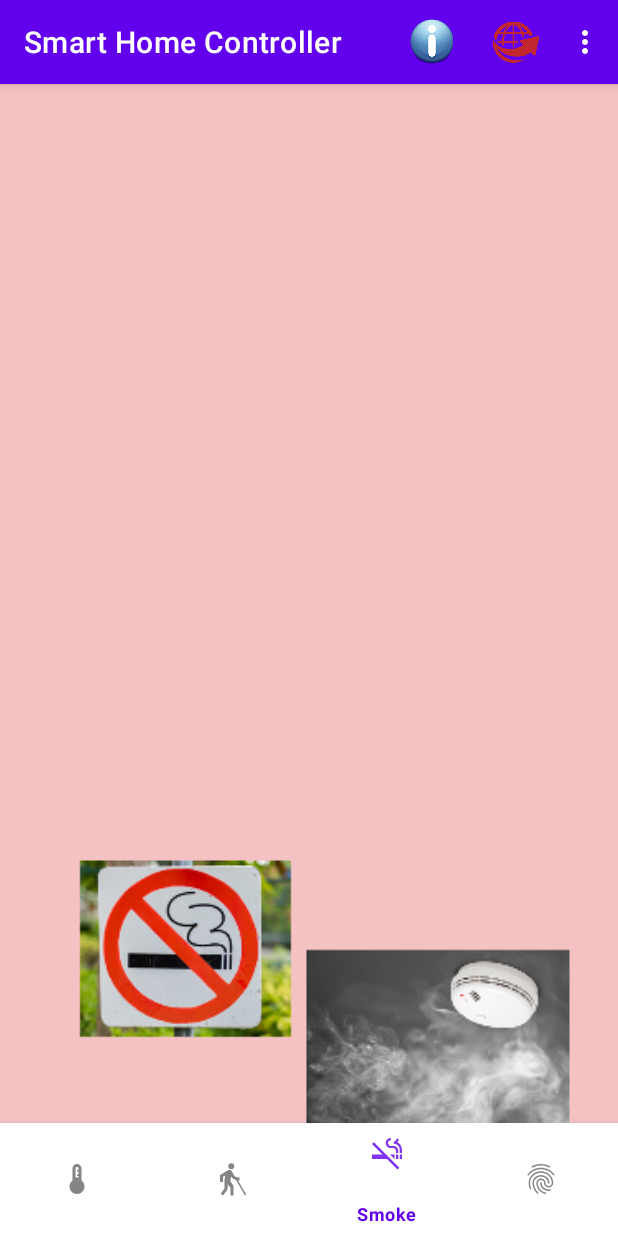
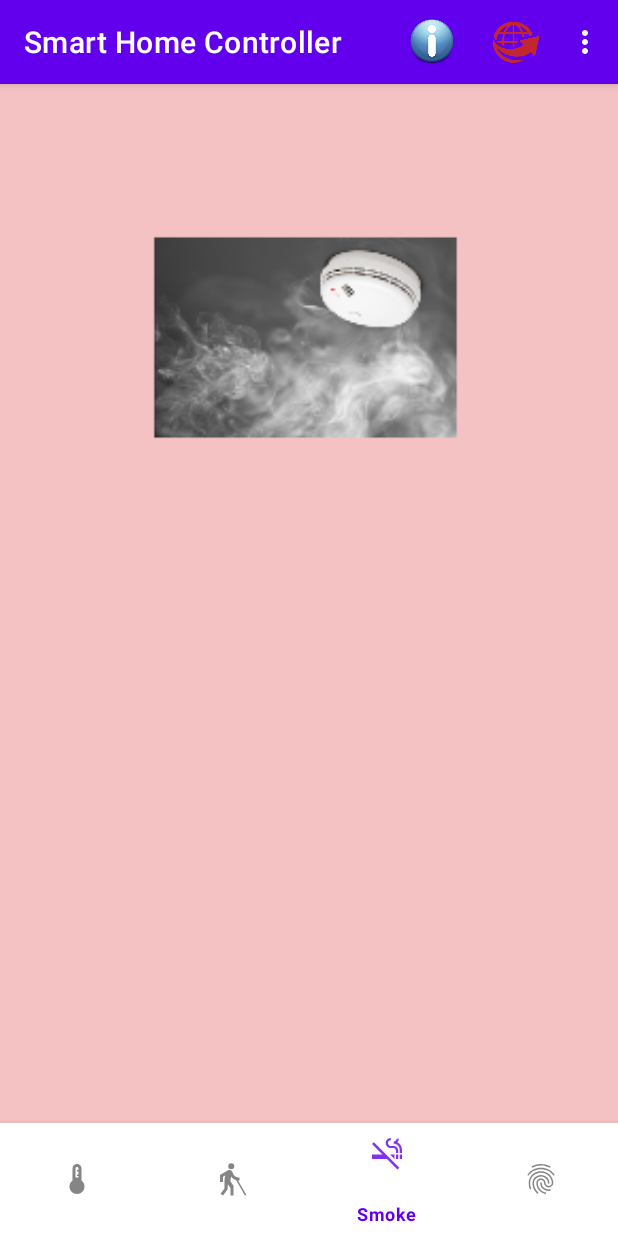
Before and after one commit to SafwanShaib3815/SHC-Software, an Android app: the screen it shows after launch (T3MainActivity), item 3 of the bottom bar chosen, on a phone screen of 412 x 824 dp. Run offline under Robolectric (Android 15) with nearby library versions, the phone set to English and light mode, and no system bars.

Commit message:
Updated xml files to improve the app design

```diff
--- a/HomeCTRL/src/main/res/layout/fragment_motion.xml
+++ b/HomeCTRL/src/main/res/layout/fragment_motion.xml
@@ -14,10 +14,10 @@
 
     <ImageView
         android:id="@+id/imageView"
-        android:layout_width="409dp"
+        android:layout_width="357dp"
         android:layout_height="275dp"
-        android:layout_marginStart="4dp"
-        android:layout_marginBottom="44dp"
+        android:layout_marginStart="24dp"
+        android:layout_marginBottom="440dp"
         app:layout_constraintBottom_toBottomOf="parent"
         app:layout_constraintStart_toStartOf="parent"
         app:srcCompat="@mipmap/motion_foreground" />
--- a/HomeCTRL/src/main/res/layout/fragment_r_f_i_d.xml
+++ b/HomeCTRL/src/main/res/layout/fragment_r_f_i_d.xml
@@ -16,7 +16,7 @@
         android:layout_width="307dp"
         android:layout_height="259dp"
         android:layout_marginEnd="52dp"
-        android:layout_marginBottom="28dp"
+        android:layout_marginBottom="444dp"
         app:layout_constraintBottom_toBottomOf="parent"
         app:layout_constraintEnd_toEndOf="parent"
         app:srcCompat="@mipmap/r_f_i_d_foreground" />
--- a/HomeCTRL/src/main/res/layout/fragment_smoke.xml
+++ b/HomeCTRL/src/main/res/layout/fragment_smoke.xml
@@ -13,21 +13,11 @@
 
 
     <ImageView
-        android:id="@+id/imageView2"
-        android:layout_width="239dp"
-        android:layout_height="178dp"
-        android:layout_marginStart="4dp"
-        android:layout_marginTop="488dp"
-        app:layout_constraintStart_toStartOf="parent"
-        app:layout_constraintTop_toTopOf="parent"
-        app:srcCompat="@mipmap/nosomke_foreground" />
-
-    <ImageView
         android:id="@+id/imageView3"
-        android:layout_width="200dp"
-        android:layout_height="217dp"
-        android:layout_marginStart="192dp"
-        android:layout_marginBottom="24dp"
+        android:layout_width="319dp"
+        android:layout_height="230dp"
+        android:layout_marginStart="44dp"
+        android:layout_marginBottom="484dp"
         app:layout_constraintBottom_toBottomOf="parent"
         app:layout_constraintStart_toStartOf="parent"
         app:srcCompat="@mipmap/smokedetector_foreground" />
```
Also changed, not shown: HomeCTRL/src/main/res/layout/activity_about.xml (deleted, +0 -24 lines), HomeCTRL/src/main/res/layout/activity_help.xml (deleted, +0 -24 lines), HomeCTRL/src/main/res/layout/fragment_temperature.xml (+4 -13 lines).
